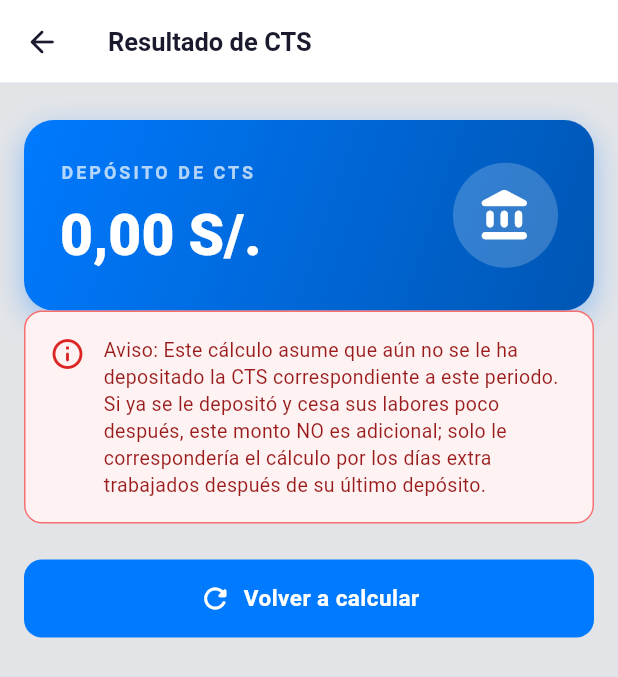
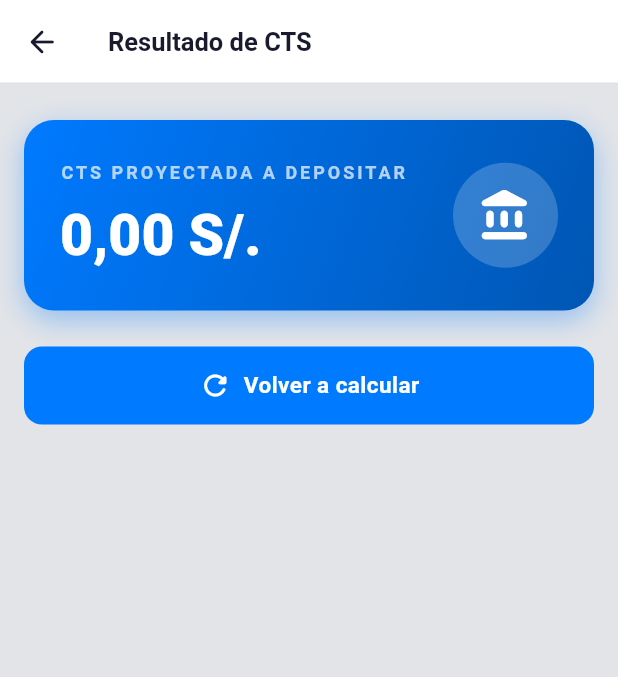
Before and after one commit to dieg0zu/CalculadoraLaboral, a Flutter app: the CtsResultScreen screen opened directly, on a phone screen of 412 x 824 dp. Shown: the top 677 px of the screen. Run offline on Flutter 3.47's test engine with Material 3 defaults, Android fonts, the phone set to English and light mode, and no system bars; our stand-ins replace currency_text_input_formatter, flutter_riverpod, mask_text_input_formatter.

Commit message:
Cambio en la forma en que se calculaba y mostraba la CTS, ahora se muestra con montos separados en caso de cese

```diff
--- a/calculadora_laboral/lib/domain/entities/cts_result.dart
+++ b/calculadora_laboral/lib/domain/entities/cts_result.dart
@@ -9,6 +9,8 @@ class CtsResult {
   final double ctsForMonths;
   final double ctsForDays;
   final double totalCts;
+  final double ctsDepositadaBanco;
+  final double ctsTruncaLiquidacion;
 
   const CtsResult({
     required this.grossSalary,
@@ -20,5 +22,7 @@ class CtsResult {
     required this.ctsForMonths,
     required this.ctsForDays,
     required this.totalCts,
+    this.ctsDepositadaBanco = 0.0,
+    this.ctsTruncaLiquidacion = 0.0,
   });
 }
--- a/calculadora_laboral/lib/presentation/screens/cts_result_screen.dart
+++ b/calculadora_laboral/lib/presentation/screens/cts_result_screen.dart
@@ -1,6 +1,7 @@
 import 'package:flutter/material.dart';
 import 'package:flutter_riverpod/flutter_riverpod.dart';
 import '../providers/payroll_providers.dart';
+import '../providers/employee_data_provider.dart';
 import '../widgets/results/section_card.dart';
 import '../widgets/results/result_row_widget.dart';
 import '../../core/utils/currency_formatter.dart';
@@ -12,9 +13,11 @@ class CtsResultScreen extends ConsumerWidget {
   @override
   Widget build(BuildContext context, WidgetRef ref) {
     final result = ref.watch(ctsResultProvider);
+    final data = ref.watch(ctsDataProvider);
     final textTheme = Theme.of(context).textTheme;
 
-
+    final isWorking = data.isCurrentlyWorking ?? true;
+    final hasDeposit = result.ctsDepositadaBanco > 0;
 
     return Scaffold(
       appBar: AppBar(
@@ -29,88 +32,46 @@ class CtsResultScreen extends ConsumerWidget {
         child: Column(
           crossAxisAlignment: CrossAxisAlignment.stretch,
           children: [
-            // ── Banner principal azul ─────────────────────────────────
-            Container(
-              decoration: BoxDecoration(
-                gradient: const LinearGradient(
-                  colors: [Color(0xFF007AFF), Color(0xFF0056B3)],
-                  begin: Alignment.topLeft,
-                  end: Alignment.bottomRight,
+            if (isWorking) ...[
+              _buildBannerCard(
+                title: 'CTS PROYECTADA A DEPOSITAR',
+                amount: result.totalCts,
+                color1: const Color(0xFF007AFF),
+                color2: const Color(0xFF0056B3),
+                icon: Icons.account_balance_rounded,
+                textTheme: textTheme,
+              ),
+            ] else ...[
+              if (hasDeposit) ...[
+                _buildBannerCard(
+                  title: 'CTS DEPOSITADA EN BANCO',
+                  amount: result.ctsDepositadaBanco,
+                  color1: const Color(0xFF007AFF),
+                  color2: const Color(0xFF0056B3),
+                  icon: Icons.account_balance_rounded,
+                  textTheme: textTheme,
                 ),
-                borderRadius: BorderRadius.circular(20),
-                boxShadow: [
-                  BoxShadow(
-                    color: AppTheme.kBlue.withValues(alpha: 0.35),
-                    blurRadius: 16,
-                    offset: const Offset(0, 6),
-                  ),
-                ],
-              ),
-              padding: const EdgeInsets.symmetric(horizontal: 24, vertical: 26),
-              child: Row(
-                children: [
-                  Expanded(
-                    child: Column(
-                      crossAxisAlignment: CrossAxisAlignment.start,
-                      children: [
-                        const Text(
-                          'DEPÓSITO DE CTS',
-                          style: TextStyle(
-                            fontSize: 12,
-                            letterSpacing: 2.0,
-                            fontWeight: FontWeight.w700,
-                            color: Colors.white70,
-                          ),
-                        ),
-                        const SizedBox(height: 10),
-                        Text(
-                          CurrencyFormatter.format(result.totalCts),
-                          style: textTheme.headlineLarge?.copyWith(
-                            color: Colors.white,
-                            fontWeight: FontWeight.w800,
-                            fontSize: 38,
-                          ),
-                        ),
-                      ],
-                    ),
-                  ),
-                  Container(
-                    padding: const EdgeInsets.all(16),
-                    decoration: BoxDecoration(
-                      color: Colors.white.withValues(alpha: 0.2),
-                      shape: BoxShape.circle,
-                    ),
-                    child: const Icon(
-                      Icons.account_balance_rounded,
-                      color: Colors.white,
-                      size: 38,
-                    ),
-                  ),
-                ],
-              ),
-            ),
-            // ── Aviso Importante ─────────────────────────────
-            Container(
-              padding: const EdgeInsets.all(16),
-              decoration: BoxDecoration(
-                color: const Color(0xFFFEF2F2),
-                borderRadius: BorderRadius.circular(12),
-                border: Border.all(color: const Color(0xFFF87171)),
-              ),
-              child: Row(
-                crossAxisAlignment: CrossAxisAlignment.start,
-                children: [
-                  const Icon(Icons.info_outline_rounded, color: Color(0xFFDC2626)),
-                  const SizedBox(width: 12),
-                  Expanded(
-                    child: Text(
-                      'Aviso: Este cálculo asume que aún no se le ha depositado la CTS correspondiente a este periodo. Si ya se le depositó y cesa sus labores poco después, este monto NO es adicional; solo le correspondería el cálculo por los días extra trabajados después de su último depósito.',
-                      style: const TextStyle(color: Color(0xFF991B1B), fontSize: 13, height: 1.4),
-                    ),
-                  ),
-                ],
-              ),
-            ),
+                const SizedBox(height: 16),
+                _buildBannerCard(
+                  title: 'CTS TRUNCA (LIQUIDACIÓN)',
+                  amount: result.ctsTruncaLiquidacion,
+                  color1: const Color(0xFF10B981),
+                  color2: const Color(0xFF059669),
+                  icon: Icons.monetization_on_rounded,
+                  textTheme: textTheme,
+                ),
+              ] else ...[
+                _buildBannerCard(
+                  title: 'CTS TRUNCA (LIQUIDACIÓN)',
+                  amount: result.ctsTruncaLiquidacion,
+                  color1: const Color(0xFF10B981),
+                  color2: const Color(0xFF059669),
+                  icon: Icons.monetization_on_rounded,
+                  textTheme: textTheme,
+                ),
+              ],
+            ],
+
             const SizedBox(height: 24),
 
             // ── Botón Volver a calcular ─────────────────────────────
@@ -128,4 +89,73 @@ class CtsResultScreen extends ConsumerWidget {
       ),
     );
   }
+
+  Widget _buildBannerCard({
+    required String title,
+    required double amount,
+    required Color color1,
+    required Color color2,
+    required IconData icon,
+    required TextTheme textTheme,
+  }) {
+    return Container(
+      decoration: BoxDecoration(
+        gradient: LinearGradient(
+          colors: [color1, color2],
+          begin: Alignment.topLeft,
+          end: Alignment.bottomRight,
+        ),
+        borderRadius: BorderRadius.circular(20),
+        boxShadow: [
+          BoxShadow(
+            color: color1.withValues(alpha: 0.35),
+            blurRadius: 16,
+            offset: const Offset(0, 6),
+          ),
+        ],
+      ),
+      padding: const EdgeInsets.symmetric(horizontal: 24, vertical: 26),
+      child: Row(
+        children: [
+          Expanded(
+            child: Column(
+              crossAxisAlignment: CrossAxisAlignment.start,
+              children: [
+                Text(
+                  title,
+                  style: const TextStyle(
+                    fontSize: 12,
+                    letterSpacing: 2.0,
+                    fontWeight: FontWeight.w700,
+                    color: Colors.white70,
+                  ),
+                ),
+                const SizedBox(height: 10),
+                Text(
+                  CurrencyFormatter.format(amount),
+                  style: textTheme.headlineLarge?.copyWith(
+                    color: Colors.white,
+                    fontWeight: FontWeight.w800,
+                    fontSize: 38,
+                  ),
+                ),
+              ],
+            ),
+          ),
+          Container(
+            padding: const EdgeInsets.all(16),
+            decoration: BoxDecoration(
+              color: Colors.white.withValues(alpha: 0.2),
+              shape: BoxShape.circle,
+            ),
+            child: Icon(
+              icon,
+              color: Colors.white,
+              size: 38,
+            ),
+          ),
+        ],
+      ),
+    );
+  }
 }
--- a/calculadora_laboral/lib/presentation/widgets/inputs/cts_inputs_panel.dart
+++ b/calculadora_laboral/lib/presentation/widgets/inputs/cts_inputs_panel.dart
@@ -123,6 +123,8 @@ class _CtsInputsPanelState extends ConsumerState<CtsInputsPanel> {
 
     notifier.updateWorkedMonths(months);
     notifier.updateWorkedDays(days);
+    notifier.updateStartDate(_startDate);
+    notifier.updateEndDate(_endDate);
   }
 
   Future<void> _selectStartDate() async {
```
Also changed, not shown: calculadora_laboral/lib/domain/entities/employee_data.dart (+16 -0 lines), calculadora_laboral/lib/domain/usecases/calculate_cts.dart (+102 -0 lines), calculadora_laboral/lib/presentation/providers/employee_data_provider.dart (+8 -0 lines), calculadora_laboral/lib/presentation/providers/liquidation_data_provider.dart (+8 -0 lines).
